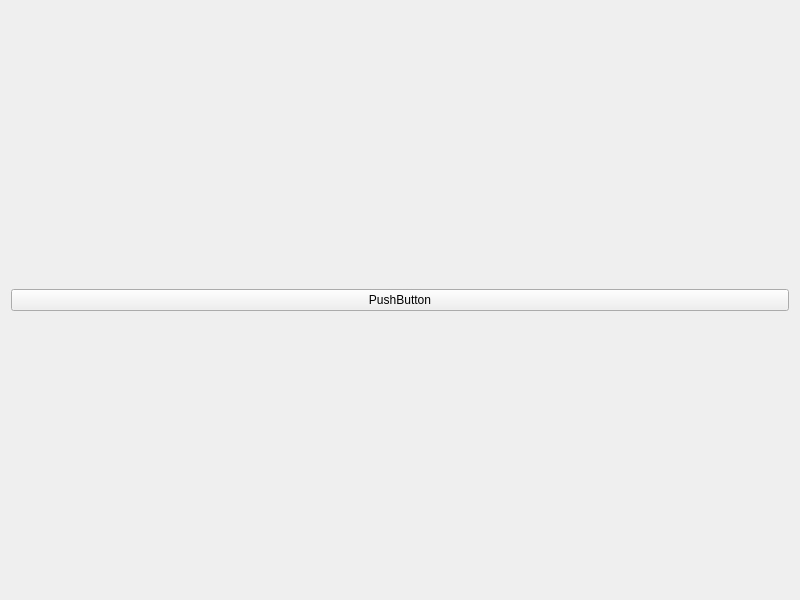
Above: Spannungsteiler/spannungsteilerwidget.ui from samy4sam/Spannungsteiler before the change. Below: the same form after it.
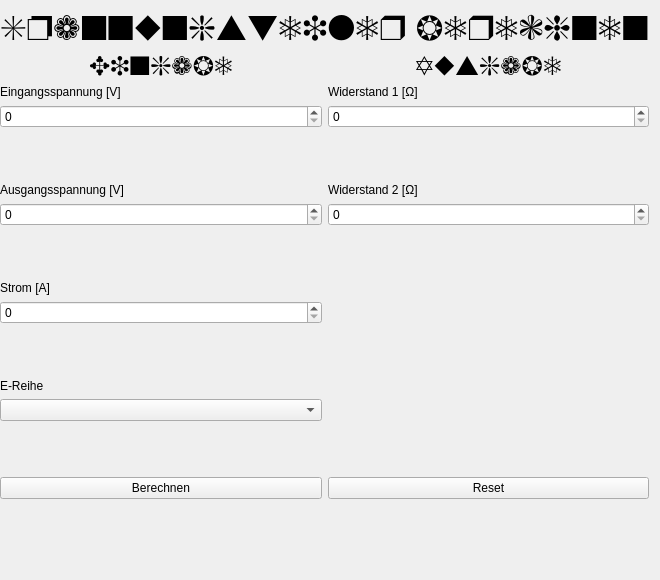
That is the form after the change.

The edit to the form file:
```diff
--- a/Spannungsteiler/spannungsteilerwidget.ui
+++ b/Spannungsteiler/spannungsteilerwidget.ui
@@ -6,21 +6,292 @@
    <rect>
     <x>0</x>
     <y>0</y>
-    <width>800</width>
-    <height>600</height>
+    <width>642</width>
+    <height>580</height>
    </rect>
   </property>
   <property name="windowTitle">
    <string>SpannungsteilerWidget</string>
   </property>
+  <property name="layoutDirection">
+   <enum>Qt::LeftToRight</enum>
+  </property>
   <layout class="QVBoxLayout" name="verticalLayout">
+   <property name="sizeConstraint">
+    <enum>QLayout::SetDefaultConstraint</enum>
+   </property>
+   <property name="leftMargin">
+    <number>0</number>
+   </property>
    <item>
-    <widget class="QPushButton" name="pushButton">
+    <widget class="QLabel" name="label">
+     <property name="font">
+      <font>
+       <family>Zapf Dingbats</family>
+       <pointsize>26</pointsize>
+      </font>
+     </property>
      <property name="text">
-      <string>PushButton</string>
+      <string>Spannungsteiler berechnen</string>
+     </property>
+     <property name="textFormat">
+      <enum>Qt::AutoText</enum>
+     </property>
+     <property name="alignment">
+      <set>Qt::AlignCenter</set>
      </property>
     </widget>
    </item>
+   <item>
+    <layout class="QHBoxLayout" name="horizontalLayout_2">
+     <item>
+      <layout class="QGridLayout" name="gridLayout">
+       <item row="4" column="0">
+        <layout class="QVBoxLayout" name="verticalLayout_8">
+         <item>
+          <widget class="QLabel" name="label_6">
+           <property name="text">
+            <string>E-Reihe</string>
+           </property>
+          </widget>
+         </item>
+         <item>
+          <widget class="QComboBox" name="comboBox"/>
+         </item>
+         <item>
+          <spacer name="verticalSpacer_4">
+           <property name="orientation">
+            <enum>Qt::Vertical</enum>
+           </property>
+           <property name="sizeHint" stdset="0">
+            <size>
+             <width>20</width>
+             <height>40</height>
+            </size>
+           </property>
+          </spacer>
+         </item>
+        </layout>
+       </item>
+       <item row="5" column="0">
+        <layout class="QVBoxLayout" name="verticalLayout_9">
+         <item>
+          <widget class="QPushButton" name="BerechnenButton">
+           <property name="text">
+            <string>Berechnen</string>
+           </property>
+          </widget>
+         </item>
+         <item>
+          <spacer name="verticalSpacer_5">
+           <property name="orientation">
+            <enum>Qt::Vertical</enum>
+           </property>
+           <property name="sizeHint" stdset="0">
+            <size>
+             <width>20</width>
+             <height>40</height>
+            </size>
+           </property>
+          </spacer>
+         </item>
+        </layout>
+       </item>
+       <item row="0" column="0">
+        <widget class="QLabel" name="label_3">
+         <property name="font">
+          <font>
+           <family>Zapf Dingbats</family>
+           <pointsize>20</pointsize>
+          </font>
+         </property>
+         <property name="text">
+          <string>Eingabe</string>
+         </property>
+         <property name="alignment">
+          <set>Qt::AlignCenter</set>
+         </property>
+        </widget>
+       </item>
+       <item row="2" column="0">
+        <layout class="QVBoxLayout" name="verticalLayout_7">
+         <item>
+          <widget class="QLabel" name="label_5">
+           <property name="text">
+            <string>Ausgangsspannung [V]</string>
+           </property>
+          </widget>
+         </item>
+         <item>
+          <widget class="QSpinBox" name="spinBox_2"/>
+         </item>
+         <item>
+          <spacer name="verticalSpacer_2">
+           <property name="orientation">
+            <enum>Qt::Vertical</enum>
+           </property>
+           <property name="sizeHint" stdset="0">
+            <size>
+             <width>20</width>
+             <height>40</height>
+            </size>
+           </property>
+          </spacer>
+         </item>
+        </layout>
+       </item>
+       <item row="0" column="1">
+        <widget class="QLabel" name="label_2">
+         <property name="font">
+          <font>
+           <family>Zapf Dingbats</family>
+           <pointsize>20</pointsize>
+          </font>
+         </property>
+         <property name="text">
+          <string>Ausgabe</string>
+         </property>
+         <property name="alignment">
+          <set>Qt::AlignCenter</set>
+         </property>
+        </widget>
+       </item>
+       <item row="3" column="0">
+        <layout class="QVBoxLayout" name="verticalLayout_11">
+         <item>
+          <widget class="QLabel" name="label_9">
+           <property name="text">
+            <string>Strom [A]</string>
+           </property>
+          </widget>
+         </item>
+         <item>
+          <widget class="QSpinBox" name="spinBox_5"/>
+         </item>
+         <item>
+          <spacer name="verticalSpacer_3">
+           <property name="orientation">
+            <enum>Qt::Vertical</enum>
+           </property>
+           <property name="sizeHint" stdset="0">
+            <size>
+             <width>20</width>
+             <height>40</height>
+            </size>
+           </property>
+          </spacer>
+         </item>
+        </layout>
+       </item>
+       <item row="1" column="0">
+        <layout class="QVBoxLayout" name="EingangsspannungLayout">
+         <item>
+          <widget class="QLabel" name="label_4">
+           <property name="text">
+            <string>Eingangsspannung [V]</string>
+           </property>
+          </widget>
+         </item>
+         <item>
+          <widget class="QSpinBox" name="spinBox"/>
+         </item>
+         <item>
+          <spacer name="verticalSpacer">
+           <property name="orientation">
+            <enum>Qt::Vertical</enum>
+           </property>
+           <property name="sizeHint" stdset="0">
+            <size>
+             <width>20</width>
+             <height>40</height>
+            </size>
+           </property>
+          </spacer>
+         </item>
+        </layout>
+       </item>
+       <item row="1" column="1">
+        <layout class="QVBoxLayout" name="verticalLayout_6">
+         <item>
+          <widget class="QLabel" name="label_7">
+           <property name="text">
+            <string>Widerstand 1 [Ω]</string>
+           </property>
+          </widget>
+         </item>
+         <item>
+          <widget class="QSpinBox" name="spinBox_3"/>
+         </item>
+         <item>
+          <spacer name="verticalSpacer_6">
+           <property name="orientation">
+            <enum>Qt::Vertical</enum>
+           </property>
+           <property name="sizeHint" stdset="0">
+            <size>
+             <width>20</width>
+             <height>40</height>
+            </size>
+           </property>
+          </spacer>
+         </item>
+        </layout>
+       </item>
+       <item row="2" column="1">
+        <layout class="QVBoxLayout" name="verticalLayout_10">
+         <item>
+          <widget class="QLabel" name="label_8">
+           <property name="text">
+            <string>Widerstand 2 [Ω]</string>
+           </property>
+          </widget>
+         </item>
+         <item>
+          <widget class="QSpinBox" name="spinBox_4"/>
+         </item>
+         <item>
+          <spacer name="verticalSpacer_7">
+           <property name="orientation">
+            <enum>Qt::Vertical</enum>
+           </property>
+           <property name="sizeHint" stdset="0">
+            <size>
+             <width>20</width>
+             <height>40</height>
+            </size>
+           </property>
+          </spacer>
+         </item>
+        </layout>
+       </item>
+       <item row="5" column="1">
+        <layout class="QVBoxLayout" name="verticalLayout_12">
+         <item>
+          <widget class="QPushButton" name="pushButton">
+           <property name="text">
+            <string>Reset</string>
+           </property>
+          </widget>
+         </item>
+         <item>
+          <spacer name="verticalSpacer_8">
+           <property name="orientation">
+            <enum>Qt::Vertical</enum>
+           </property>
+           <property name="sizeHint" stdset="0">
+            <size>
+             <width>20</width>
+             <height>40</height>
+            </size>
+           </property>
+          </spacer>
+         </item>
+        </layout>
+       </item>
+      </layout>
+     </item>
+    </layout>
+   </item>
   </layout>
  </widget>
  <resources/>
```
